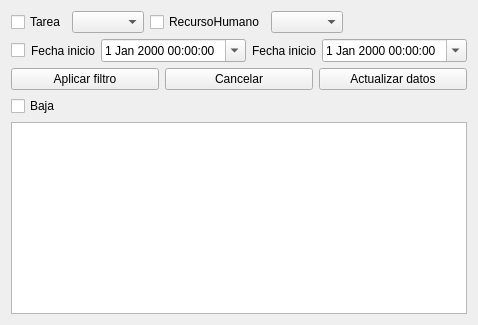
CocoMarck/administracionDeActividades, file views/ui/actividad_query_form.ui: the form before one commit.
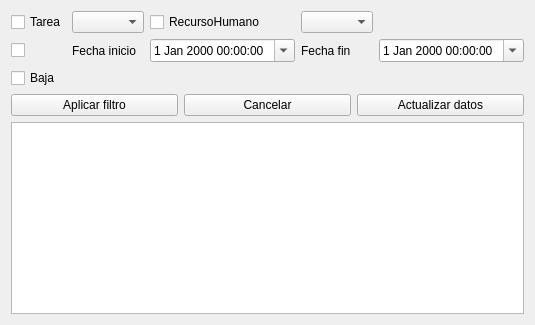
The form after the commit.

Commit message: Impoving ui's

Patch:
```diff
--- a/views/ui/actividad_query_form.ui
+++ b/views/ui/actividad_query_form.ui
@@ -7,153 +7,85 @@
     
     <!-- TareaId RecursoHumanoId-->
     <item>
-    <layout class="QHBoxLayout">
+    <layout class="QGridLayout">
 
      <!-- TareaId-->
-     <item>
+     <item row="0" column="0">
       <widget class="QCheckBox" name="checkbox_tarea">
        <property name="text">
         <string>Tarea</string>
        </property>
-       
-       <property name="sizePolicy">
-        <sizepolicy hsizetype="Fixed" vsizetype="Preferred">
-         <horstretch>0</horstretch><verstretch>0</verstretch>
-        </sizepolicy>
-       </property>
 
       </widget>
      </item>
      
-     <item>
+     <item row="0" column="1">
       <widget class="QComboBox" name="combobox_tarea">
 
-       <property name="sizePolicy">
-        <sizepolicy hsizetype="Fixed" vsizetype="Preferred">
-         <horstretch>1</horstretch><verstretch>1</verstretch>
-        </sizepolicy>
-       </property>
-
       </widget>
      </item>
      
      <!-- RecursoHumanoId-->
-     <item>
+     <item row="0" column="2">
       <widget class="QCheckBox" name="checkbox_recurso">
        <property name="text">
         <string>RecursoHumano</string>
        </property>
-       
-       <property name="sizePolicy">
-        <sizepolicy hsizetype="Fixed" vsizetype="Preferred">
-         <horstretch>0</horstretch><verstretch>0</verstretch>
-        </sizepolicy>
-       </property>
 
       </widget>
      </item>
      
-     <item>
+     <item row="0" column="3">
       <widget class="QComboBox" name="combobox_recurso">
 
-       <property name="sizePolicy">
-        <sizepolicy hsizetype="Fixed" vsizetype="Preferred">
-         <horstretch>1</horstretch><verstretch>1</verstretch>
-        </sizepolicy>
-       </property>
-
       </widget>
      </item>
-     
-     
-     <!-- Espaciador addStretch-->
-     <item>
-      <spacer name="horizontalSpacer">
-       <property name="orientation"> <enum>Qt::Horizontal</enum> </property>
-       <property name="sizeHint" stdset="0">
-        <size> <width>0</width><height>0</height> </size>
-       </property>
-      </spacer>
-     </item>
-
-    </layout>
-    </item>
     
-    
-    
 
-    <!-- Fecha Inicio y Fecha Fin -->
-    <item>
-    <layout class="QHBoxLayout">
-
-     <item>
+    <!-- Fila 2: Fecha Inicio y Fecha Fin -->
+     <item row="1" column="0">
       <widget class="QCheckBox" name="checkbox_datetime_range">
       </widget>
      </item>
      
      <!-- Fecha inicio -->
-     <item>
+     <item row="1" column="1">
       <widget class="QLabel" name="label_start_datetime">
        <property name="text"> <string>Fecha inicio</string> </property>
-       
-       <property name="sizePolicy">
-        <sizepolicy hsizetype="Fixed" vsizetype="Preferred">
-         <horstretch>0</horstretch><verstretch>0</verstretch>
-        </sizepolicy>
-       </property>
 
       </widget>
      </item>
      
-     <item>
+     <item row="1" column="2">
       <widget class="QDateTimeEdit" name="start_datetime">
        <property name="calendarPopup"> <bool>true</bool> </property>
 
-       <property name="sizePolicy">
-        <sizepolicy hsizetype="Fixed" vsizetype="Preferred">
-         <horstretch>1</horstretch><verstretch>1</verstretch>
-        </sizepolicy>
-       </property>
-
       </widget>
      </item>
      
      
      <!-- Fecha fin -->
-     <item>
+     <item row="1" column="3">
       <widget class="QLabel" name="label_end_datetime">
-       <property name="text"> <string>Fecha inicio</string> </property>
-       
-       <property name="sizePolicy">
-        <sizepolicy hsizetype="Fixed" vsizetype="Preferred">
-         <horstretch>0</horstretch><verstretch>0</verstretch>
-        </sizepolicy>
-       </property>
+       <property name="text"> <string>Fecha fin</string> </property>
 
       </widget>
      </item>
      
-     <item>
+     <item row="1" column="4">
       <widget class="QDateTimeEdit" name="end_datetime">
        <property name="calendarPopup"> <bool>true</bool> </property>
-      
-       <property name="sizePolicy">
-        <sizepolicy hsizetype="Fixed" vsizetype="Preferred">
-         <horstretch>1</horstretch><verstretch>1</verstretch>
-        </sizepolicy>
-       </property>
 
       </widget>
      </item>
      
-     <!-- Espaciador addStretch-->
-     <item>
-      <spacer name="horizontalSpacer">
-       <property name="orientation"> <enum>Qt::Horizontal</enum> </property>
-       <property name="sizeHint" stdset="0">
-        <size> <width>0</width><height>0</height> </size>
+     <!-- Fila 3: Baja -->
+     <item row="2" column="0">
+      <widget class="QCheckBox" name="checkbox_soft_delete">
+       <property name="text">
+        <string>Baja</string>
        </property>
-      </spacer>
+      </widget>
      </item>
 
     </layout>
@@ -196,17 +128,6 @@
     </item>
     
     
-    <item>
-     <widget class="QCheckBox" name="checkbox_soft_delete">
-      <property name="text">
-       <string>Baja</string>
-      </property>
-     </widget>
-    </item>
-    
-    
-    
-    
     <!-- Tabla -->
     <item>
      <widget class="QTableWidget" name="table"></widget>
```
The commit also changes 3 other files.
